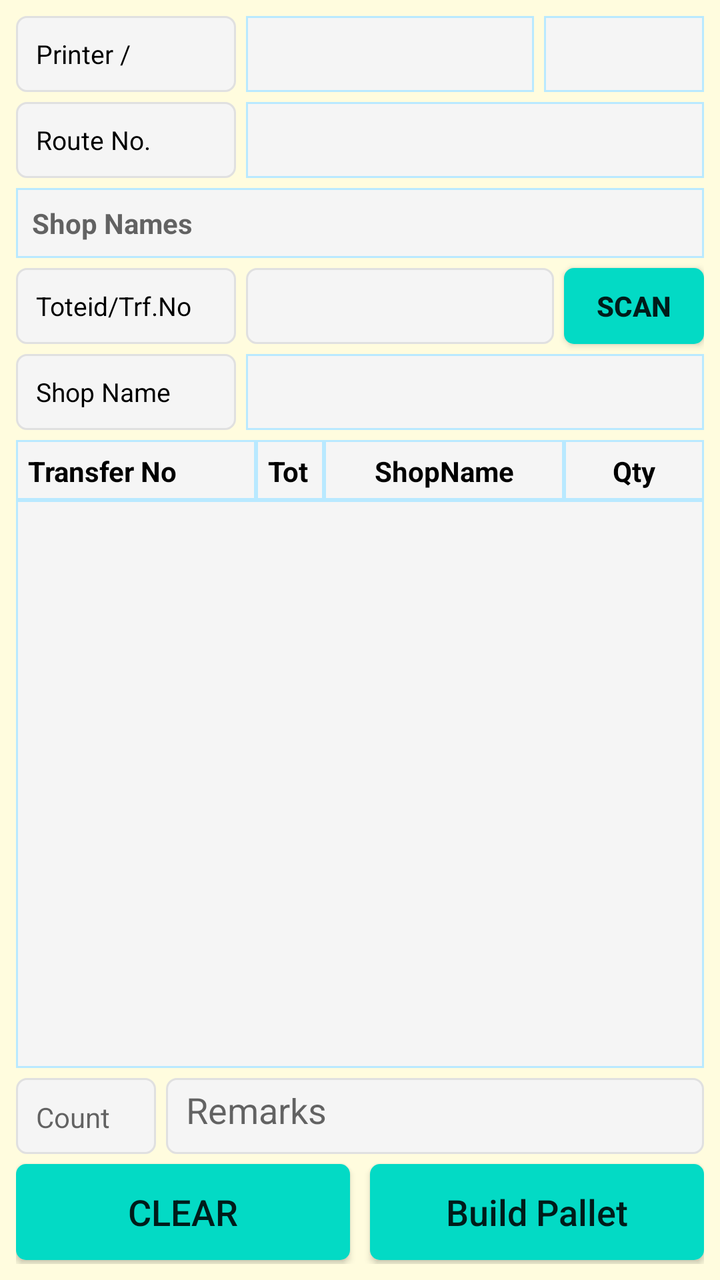
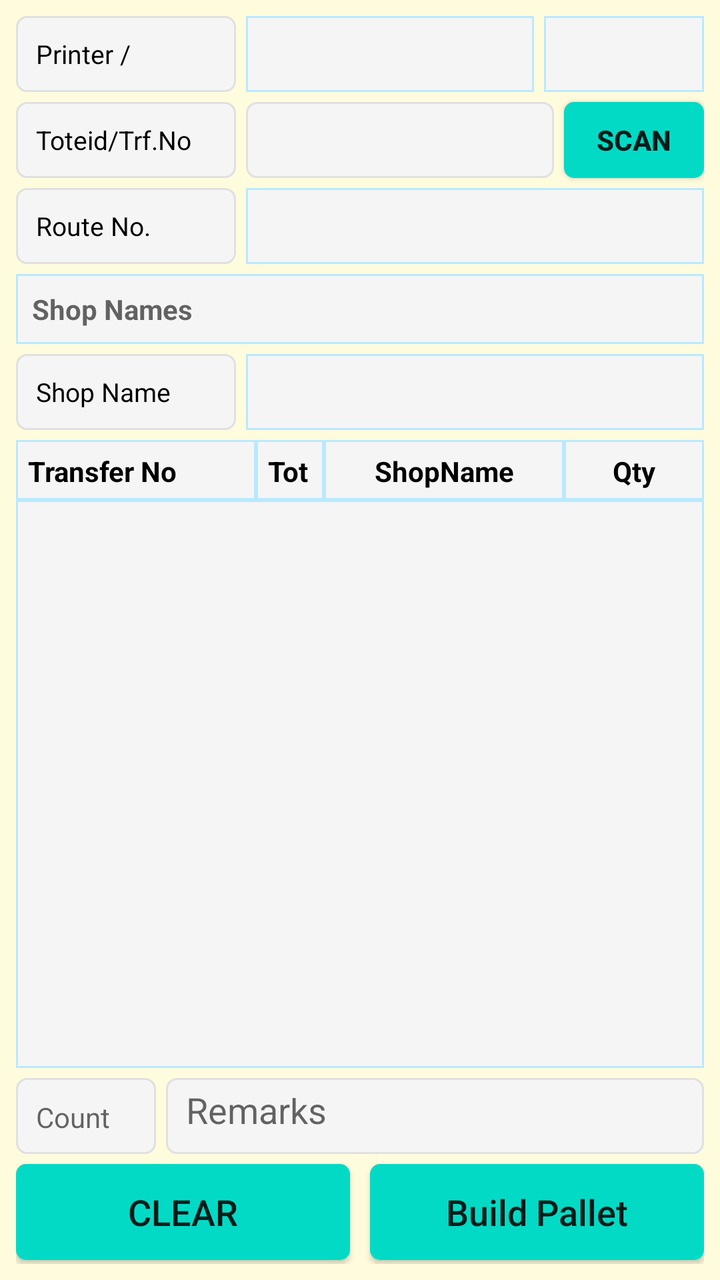

Two renders of the same Android screen: before a commit and after it. Below are the layout's source before the change and the commit's diff.
<!-- AndroidManifest.xml: application theme AppTheme -->
<!-- res/layout/fragment_building_delivery_pallet.xml -->
<?xml version="1.0" encoding="utf-8"?>
<FrameLayout xmlns:android="http://schemas.android.com/apk/res/android"
    xmlns:app="http://schemas.android.com/apk/res-auto"
    xmlns:tools="http://schemas.android.com/tools"
    android:layout_width="match_parent"
    android:layout_height="match_parent"
    android:background="@color/backColor"
    tools:context=".ui.buildingdelpallet.BuildingDeliveryPalletFragment">

    <androidx.constraintlayout.widget.ConstraintLayout
        android:layout_width="match_parent"
        android:layout_height="match_parent"
        android:padding="8dp">

        <TextView
            android:id="@+id/tv_plt_route_printer"
            android:layout_width="110dp"
            android:layout_height="38dp"
            android:background="@drawable/et_custom"
            android:gravity="left"
            android:hint=""
            android:padding="10dp"
            android:text="Printer / Copies"
            android:textColor="@color/coloBlack"
            android:textSize="13sp"
            app:layout_constraintStart_toStartOf="parent"
            app:layout_constraintTop_toTopOf="parent" />

        <TextView
            android:id="@+id/tv_plt_route_no"
            android:layout_width="110dp"
            android:layout_height="38dp"
            android:layout_marginTop="5dp"
            android:background="@drawable/et_custom"
            android:gravity="left"
            android:hint=""
            android:padding="10dp"
            android:text="Route No."
            android:textColor="@color/coloBlack"
            android:textSize="13sp"
            app:layout_constraintStart_toStartOf="parent"
            app:layout_constraintTop_toBottomOf="@+id/tv_plt_route_printer" />

        <TextView
            android:id="@+id/tv_plt_route_id"
            android:layout_width="0dp"
            android:layout_height="38dp"
            android:layout_marginLeft="5dp"
            android:textColor="@color/coloBlack"
            android:background="@drawable/et_custom_total"
            android:gravity="left"
            android:hint=""
            android:padding="8dp"
            android:textSize="13sp"
            app:layout_constraintEnd_toEndOf="parent"
            app:layout_constraintStart_toEndOf="@+id/tv_plt_route_no"
            app:layout_constraintTop_toTopOf="@+id/tv_plt_route_no"
            tools:ignore="SpeakableTextPresentCheck,TouchTargetSizeCheck" />

        <TextView
            android:id="@+id/tv_shopnames_col"
            android:layout_width="0dp"
            android:layout_height="wrap_content"
            android:layout_marginTop="5dp"
            android:background="@drawable/et_custom_total"
            android:hint="Shop Names"
            android:padding="8dp"
            android:textSize="14sp"
            android:textStyle="bold"
            app:layout_constraintEnd_toEndOf="parent"
            app:layout_constraintStart_toStartOf="parent"
            app:layout_constraintTop_toBottomOf="@+id/tv_plt_route_id"></TextView>

        <TextView
            android:id="@+id/tv_plt_toteid"
            android:layout_width="110dp"
            android:layout_height="38dp"
            android:layout_marginTop="5dp"
            android:background="@drawable/et_custom"
            android:gravity="left"
            android:hint=""
            android:padding="10dp"
            android:text="Toteid/Trf.No"
            android:textColor="@color/coloBlack"
            android:textSize="13sp"
            app:layout_constraintStart_toStartOf="parent"
            app:layout_constraintTop_toBottomOf="@id/tv_shopnames_col" />

        <EditText

            android:id="@+id/et_plt_shop_transferno"
            android:layout_width="0dp"
            android:layout_height="38dp"
            android:layout_margin="5dp"
            android:background="@drawable/et_custom"
            android:padding="10dp"
            android:text=""
            android:textColor="@color/coloBlack"
            android:textSize="13sp"
            app:layout_constraintEnd_toStartOf="@+id/bt_transfer_scan"
            app:layout_constraintHorizontal_bias="1.0"
            app:layout_constraintStart_toEndOf="@+id/tv_plt_toteid"
            app:layout_constraintTop_toBottomOf="@+id/tv_shopnames_col">

        </EditText>

        <Button
            android:id="@+id/bt_transfer_scan"
            android:layout_width="70dp"
            android:layout_height="38dp"
            android:background="@drawable/btn_custom1"
            android:text="SCAN"
            android:textAllCaps="false"
            android:textSize="14sp"
            android:textStyle="bold"
            app:layout_constraintEnd_toEndOf="parent"
            app:layout_constraintTop_toTopOf="@+id/tv_plt_toteid"
            tools:ignore="TouchTargetSizeCheck" />

        <TextView
            android:id="@+id/tv_plt_shop"
            android:layout_width="110dp"
            android:layout_height="38dp"
            android:layout_marginTop="5dp"
            android:background="@drawable/et_custom"
            android:gravity="left"
            android:hint=""
            android:padding="10dp"
            android:text="Shop Name"
            android:textColor="@color/coloBlack"
            android:textSize="13sp"
            app:layout_constraintStart_toStartOf="parent"
            app:layout_constraintTop_toBottomOf="@+id/tv_plt_toteid" />

        <Spinner
            android:id="@+id/sp_transfer_printer"
            android:layout_width="0dp"
            android:layout_height="38dp"
            android:layout_marginRight="5dp"
            android:layout_marginLeft="5dp"
            android:background="@drawable/et_custom_total"
            android:gravity="center"
            android:hint=""
            android:padding="8dp"
            android:textSize="13sp"
            app:layout_constraintEnd_toStartOf="@+id/sp_transfer_print_copies"
            app:layout_constraintStart_toEndOf="@+id/tv_plt_route_printer"
            app:layout_constraintTop_toTopOf="@+id/tv_plt_route_printer"
            tools:ignore="SpeakableTextPresentCheck,TouchTargetSizeCheck" />


        <Spinner
            android:id="@+id/sp_transfer_print_copies"
            android:layout_width="80dp"
            android:layout_height="38dp"
            android:layout_marginRight="0dp"
            android:background="@drawable/et_custom_total"
            android:gravity="center"
            android:hint=""
            android:padding="8dp"
            android:textSize="13sp"
            app:layout_constraintEnd_toEndOf="parent"
            app:layout_constraintTop_toTopOf="@+id/sp_transfer_printer"
            tools:ignore="SpeakableTextPresentCheck,TouchTargetSizeCheck" />










        <TextView
            android:id="@+id/tv_plt_shopname"
            android:layout_width="0dp"
            android:layout_height="38dp"
            android:layout_marginLeft="5dp"
            android:background="@drawable/et_custom_total"
            android:gravity="left"
            android:hint=""
            android:textColor="@color/coloBlack"
            android:padding="8dp"
            android:textSize="13sp"
            app:layout_constraintEnd_toEndOf="parent"
            app:layout_constraintStart_toEndOf="@+id/tv_plt_shop"
            app:layout_constraintTop_toTopOf="@+id/tv_plt_shop"
            tools:ignore="SpeakableTextPresentCheck,TouchTargetSizeCheck" />


        <TextView
            android:id="@+id/TextView8"
            android:layout_width="120dp"
            android:layout_height="30dp"
            android:layout_marginTop="5dp"
            android:background="@drawable/et_custom_total"
            android:gravity="left"
            android:hint=""
            android:padding="6dp"
            android:text="Transfer No"
            android:textColor="@color/coloBlack"
            android:textSize="14dp"
            android:textStyle="bold"
            app:layout_constraintStart_toStartOf="parent"
            app:layout_constraintTop_toBottomOf="@+id/tv_plt_shop" />

        <TextView
            android:id="@+id/TextView6"
            android:layout_width="0dp"
            android:layout_height="30dp"
            android:background="@drawable/et_custom_total"
            android:gravity="left"
            android:hint=""
            android:padding="6dp"
            android:text="Toteid"
            android:textColor="@color/coloBlack"
            android:textSize="14dp"
            android:textStyle="bold"
            app:layout_constraintEnd_toStartOf="@+id/TextView7"
            app:layout_constraintStart_toEndOf="@+id/TextView8"
            app:layout_constraintTop_toTopOf="@+id/TextView8" />

        <TextView
            android:id="@+id/TextView7"
            android:layout_width="120dp"
            android:layout_height="30dp"
            android:background="@drawable/et_custom_total"
            android:gravity="center"
            android:hint=""
            android:padding="6dp"
            android:text="ShopName"
            android:textColor="@color/coloBlack"
            android:textSize="14dp"
            android:textStyle="bold"
            app:layout_constraintEnd_toStartOf="@+id/TextView9"
            app:layout_constraintTop_toTopOf="@+id/TextView6" />

        <TextView
            android:id="@+id/TextView9"
            android:layout_width="70dp"
            android:layout_height="30dp"
            android:background="@drawable/et_custom_total"
            android:gravity="center"
            android:hint=""
            android:padding="6dp"
            android:text="Qty"
            android:textColor="@color/coloBlack"
            android:textSize="14dp"
            android:textStyle="bold"
            app:layout_constraintEnd_toEndOf="parent"
            app:layout_constraintTop_toTopOf="@+id/TextView8" />

        <ListView
            android:id="@+id/lv_div_seperate_det"
            android:layout_width="0dp"
            android:layout_height="0dp"
            android:layout_marginBottom="5dp"
            android:background="@drawable/et_custom_total"
            app:layout_constraintEnd_toEndOf="parent"
            app:layout_constraintHorizontal_bias="0.0"
            app:layout_constraintStart_toStartOf="parent"
            app:layout_constraintTop_toBottomOf="@+id/TextView8"
            app:layout_constraintBottom_toTopOf="@+id/et_remarks" />

        <EditText
            android:id="@+id/et_remarks"
            android:layout_width="0dp"
            android:layout_height="38dp"
            android:layout_marginBottom="5dp"
            android:background="@drawable/et_custom"
            android:hint="Remarks"
            android:padding="10dp"
            android:textAllCaps="false"
            android:textSize="18sp"
            app:layout_constraintBottom_toTopOf="@+id/bt_status_clear"
            app:layout_constraintEnd_toEndOf="parent"
            app:layout_constraintStart_toEndOf="@+id/tv_count" />

        <TextView
            android:id="@+id/tv_count"
            android:layout_width="70dp"
            android:layout_height="38dp"
            android:layout_marginRight="5dp"
            android:background="@drawable/et_custom"
            android:gravity="left"
            android:hint="Count"
            android:padding="10dp"
            android:textColor="@color/coloBlack"
            android:textSize="14dp"
            app:layout_constraintBottom_toBottomOf="@+id/et_remarks"
            app:layout_constraintEnd_toStartOf="@+id/et_remarks"
            app:layout_constraintStart_toStartOf="parent"
            app:layout_constraintTop_toTopOf="@+id/et_remarks" />

        <Button
            android:id="@+id/bt_status_clear"
            android:layout_width="0dp"
            android:layout_height="wrap_content"
            android:layout_marginBottom="2dp"
            android:background="@drawable/btn_custom1"
            android:text="CLEAR"
            android:textAllCaps="false"
            android:textSize="18sp"
            app:layout_constraintBottom_toBottomOf="parent"
            app:layout_constraintEnd_toStartOf="@+id/textView2"
            app:layout_constraintStart_toStartOf="parent" />

        <Button
            android:id="@+id/bt_status_build_plt"
            android:layout_width="0dp"
            android:layout_height="wrap_content"
            android:layout_marginBottom="2dp"
            android:background="@drawable/btn_custom1"
            android:text="Build Pallet"
            android:textAllCaps="false"
            android:textSize="18sp"
            app:layout_constraintBottom_toBottomOf="parent"
            app:layout_constraintEnd_toEndOf="parent"
            app:layout_constraintStart_toEndOf="@+id/textView2" />

        <TextView
            android:id="@+id/textView2"
            android:layout_width="wrap_content"
            android:layout_height="wrap_content"
            android:layout_marginStart="16dp"
            android:layout_marginLeft="16dp"
            android:layout_marginEnd="16dp"
            android:layout_marginRight="16dp"
            android:text="   "
            android:textColor="@color/colorAccent"
            app:layout_constraintBottom_toBottomOf="parent"
            app:layout_constraintEnd_toEndOf="parent"
            app:layout_constraintStart_toStartOf="parent"
            tools:ignore="SpeakableTextPresentCheck" />

</androidx.constraintlayout.widget.ConstraintLayout>


</FrameLayout>
<!-- resources referenced by this layout -->
<resources>
  <color name="backColor">#FFFCDE</color>
  <color name="coloBlack">#000000</color>
  <color name="colorAccent">#000000</color>
  <!-- drawable btn_custom1 (drawable) -->
  <?xml version="1.0" encoding="utf-8"?>
  <shape xmlns:android="http://schemas.android.com/apk/res/android"
      android:padding="10dp"
      android:shape="rectangle" >
  
      <solid android:color="@color/colorBtn" />
  
      <corners
          android:bottomLeftRadius="5dp"
          android:bottomRightRadius="5dp"
          android:topLeftRadius="5dp"
          android:topRightRadius="5dp" />
  
  </shape>
  <!-- drawable et_custom (drawable) -->
  <?xml version="1.0" encoding="utf-8"?>
  <shape xmlns:android="http://schemas.android.com/apk/res/android"
      android:padding="10dp"
      android:shape="rectangle" >
  
      <solid android:color="#f5f5f5" />
  
      <stroke
          android:width="1dp"
          android:color="#e0e0e0" />
  
      <corners
          android:bottomLeftRadius="5dp"
          android:bottomRightRadius="5dp"
          android:topLeftRadius="5dp"
          android:topRightRadius="5dp" />
  
  </shape>
  <!-- drawable et_custom_total (drawable) -->
  <?xml version="1.0" encoding="utf-8"?>
  <shape xmlns:android="http://schemas.android.com/apk/res/android"
      android:padding="10dp"
      android:shape="rectangle" >
  
      <solid android:color="#f5f5f5" />
  
      <stroke
          android:width="1dp"
          android:color="#B9E9FF" />
  
      <corners
          android:bottomLeftRadius="0dp"
          android:bottomRightRadius="0dp"
          android:topLeftRadius="0dp"
          android:topRightRadius="0dp" />
  
  </shape>
  <style name="AppTheme" parent="Theme.AppCompat.Light.NoActionBar">
          
          <item name="colorPrimary">@color/colorPrimary</item>
          <item name="colorPrimaryDark">@color/colorPrimaryDark</item>
          <item name="colorAccent">@color/colorAccent</item>
      </style>
  <color name="colorBtn">#03DAC5</color>
  <color name="colorPrimary">#ffb200</color>
  <color name="colorPrimaryDark">#ffb200</color>
</resources>

<!-- the commit's change to res/layout/fragment_building_delivery_pallet.xml (unified diff, before → after) -->
@@ -12,6 +12,7 @@
         android:layout_height="match_parent"
         android:padding="8dp">
 
+        
         <TextView
             android:id="@+id/tv_plt_route_printer"
             android:layout_width="110dp"
@@ -26,51 +27,37 @@
             app:layout_constraintStart_toStartOf="parent"
             app:layout_constraintTop_toTopOf="parent" />
 
-        <TextView
-            android:id="@+id/tv_plt_route_no"
-            android:layout_width="110dp"
-            android:layout_height="38dp"
-            android:layout_marginTop="5dp"
-            android:background="@drawable/et_custom"
-            android:gravity="left"
-            android:hint=""
-            android:padding="10dp"
-            android:text="Route No."
-            android:textColor="@color/coloBlack"
-            android:textSize="13sp"
-            app:layout_constraintStart_toStartOf="parent"
-            app:layout_constraintTop_toBottomOf="@+id/tv_plt_route_printer" />
-
-        <TextView
-            android:id="@+id/tv_plt_route_id"
+        <Spinner
+            android:id="@+id/sp_transfer_printer"
             android:layout_width="0dp"
             android:layout_height="38dp"
             android:layout_marginLeft="5dp"
-            android:textColor="@color/coloBlack"
-            android:background="@drawable/et_custom_total"
-            android:gravity="left"
-            android:hint=""
-            android:padding="8dp"
-            android:textSize="13sp"
-            app:layout_constraintEnd_toEndOf="parent"
-            app:layout_constraintStart_toEndOf="@+id/tv_plt_route_no"
-            app:layout_constraintTop_toTopOf="@+id/tv_plt_route_no"
+            android:layout_marginRight="5dp"
+            android:background="@drawable/et_custom_total"
+            android:gravity="center"
+            android:hint=""
+            android:padding="8dp"
+            android:textSize="13sp"
+            app:layout_constraintEnd_toStartOf="@+id/sp_transfer_print_copies"
+            app:layout_constraintStart_toEndOf="@+id/tv_plt_route_printer"
+            app:layout_constraintTop_toTopOf="@+id/tv_plt_route_printer"
             tools:ignore="SpeakableTextPresentCheck,TouchTargetSizeCheck" />
 
-        <TextView
-            android:id="@+id/tv_shopnames_col"
-            android:layout_width="0dp"
-            android:layout_height="wrap_content"
-            android:layout_marginTop="5dp"
-            android:background="@drawable/et_custom_total"
-            android:hint="Shop Names"
-            android:padding="8dp"
-            android:textSize="14sp"
-            android:textStyle="bold"
-            app:layout_constraintEnd_toEndOf="parent"
-            app:layout_constraintStart_toStartOf="parent"
-            app:layout_constraintTop_toBottomOf="@+id/tv_plt_route_id"></TextView>
-
+        <Spinner
+            android:id="@+id/sp_transfer_print_copies"
+            android:layout_width="80dp"
+            android:layout_height="38dp"
+            android:layout_marginRight="0dp"
+            android:background="@drawable/et_custom_total"
+            android:gravity="center"
+            android:hint=""
+            android:padding="8dp"
+            android:textSize="13sp"
+            app:layout_constraintEnd_toEndOf="parent"
+            app:layout_constraintTop_toTopOf="@+id/sp_transfer_printer"
+            tools:ignore="SpeakableTextPresentCheck,TouchTargetSizeCheck" />
+
+        
         <TextView
             android:id="@+id/tv_plt_toteid"
             android:layout_width="110dp"
@@ -84,25 +71,22 @@
             android:textColor="@color/coloBlack"
             android:textSize="13sp"
             app:layout_constraintStart_toStartOf="parent"
-            app:layout_constraintTop_toBottomOf="@id/tv_shopnames_col" />
+            app:layout_constraintTop_toBottomOf="@id/tv_plt_route_printer" />
 
         <EditText
-
             android:id="@+id/et_plt_shop_transferno"
             android:layout_width="0dp"
             android:layout_height="38dp"
-            android:layout_margin="5dp"
+            android:layout_marginLeft="5dp"
+            android:layout_marginRight="5dp"
             android:background="@drawable/et_custom"
             android:padding="10dp"
             android:text=""
             android:textColor="@color/coloBlack"
             android:textSize="13sp"
             app:layout_constraintEnd_toStartOf="@+id/bt_transfer_scan"
-            app:layout_constraintHorizontal_bias="1.0"
             app:layout_constraintStart_toEndOf="@+id/tv_plt_toteid"
-            app:layout_constraintTop_toBottomOf="@+id/tv_shopnames_col">
-
-        </EditText>
+            app:layout_constraintTop_toTopOf="@+id/tv_plt_toteid" />
 
         <Button
             android:id="@+id/bt_transfer_scan"
@@ -117,6 +101,54 @@
             app:layout_constraintTop_toTopOf="@+id/tv_plt_toteid"
             tools:ignore="TouchTargetSizeCheck" />
 
+        
+        <TextView
+            android:id="@+id/tv_plt_route_no"
+            android:layout_width="110dp"
+            android:layout_height="38dp"
+            android:layout_marginTop="5dp"
+            android:background="@drawable/et_custom"
+            android:gravity="left"
+            android:hint=""
+            android:padding="10dp"
+            android:text="Route No."
+            android:textColor="@color/coloBlack"
+            android:textSize="13sp"
+            app:layout_constraintStart_toStartOf="parent"
+            app:layout_constraintTop_toBottomOf="@+id/tv_plt_toteid" />
+
+        <TextView
+            android:id="@+id/tv_plt_route_id"
+            android:layout_width="0dp"
+            android:layout_height="38dp"
+            android:layout_marginLeft="5dp"
+            android:background="@drawable/et_custom_total"
+            android:gravity="left"
+            android:hint=""
+            android:padding="8dp"
+            android:textColor="@color/coloBlack"
+            android:textSize="13sp"
+            app:layout_constraintEnd_toEndOf="parent"
+            app:layout_constraintStart_toEndOf="@+id/tv_plt_route_no"
+            app:layout_constraintTop_toTopOf="@+id/tv_plt_route_no"
+            tools:ignore="SpeakableTextPresentCheck,TouchTargetSizeCheck" />
+
+        
+        <TextView
+            android:id="@+id/tv_shopnames_col"
+            android:layout_width="0dp"
+            android:layout_height="wrap_content"
+            android:layout_marginTop="5dp"
+            android:background="@drawable/et_custom_total"
+            android:hint="Shop Names"
+            android:padding="8dp"
+            android:textSize="14sp"
+            android:textStyle="bold"
+            app:layout_constraintEnd_toEndOf="parent"
+            app:layout_constraintStart_toStartOf="parent"
+            app:layout_constraintTop_toBottomOf="@+id/tv_plt_route_id" />
+
+        
         <TextView
             android:id="@+id/tv_plt_shop"
             android:layout_width="110dp"
@@ -130,65 +162,25 @@
             android:textColor="@color/coloBlack"
             android:textSize="13sp"
             app:layout_constraintStart_toStartOf="parent"
-            app:layout_constraintTop_toBottomOf="@+id/tv_plt_toteid" />
-
-        <Spinner
-            android:id="@+id/sp_transfer_printer"
-            android:layout_width="0dp"
-            android:layout_height="38dp"
-            android:layout_marginRight="5dp"
+            app:layout_constraintTop_toBottomOf="@+id/tv_shopnames_col" />
+
+        <TextView
+            android:id="@+id/tv_plt_shopname"
+            android:layout_width="0dp"
+            android:layout_height="38dp"
             android:layout_marginLeft="5dp"
             android:background="@drawable/et_custom_total"
-            android:gravity="center"
-            android:hint=""
-            android:padding="8dp"
-            android:textSize="13sp"
-            app:layout_constraintEnd_toStartOf="@+id/sp_transfer_print_copies"
-            app:layout_constraintStart_toEndOf="@+id/tv_plt_route_printer"
-            app:layout_constraintTop_toTopOf="@+id/tv_plt_route_printer"
-            tools:ignore="SpeakableTextPresentCheck,TouchTargetSizeCheck" />
-
-
-        <Spinner
-            android:id="@+id/sp_transfer_print_copies"
-            android:layout_width="80dp"
-            android:layout_height="38dp"
-            android:layout_marginRight="0dp"
-            android:background="@drawable/et_custom_total"
-            android:gravity="center"
-            android:hint=""
-            android:padding="8dp"
-            android:textSize="13sp"
-            app:layout_constraintEnd_toEndOf="parent"
-            app:layout_constraintTop_toTopOf="@+id/sp_transfer_printer"
-            tools:ignore="SpeakableTextPresentCheck,TouchTargetSizeCheck" />
-
-
-
-
-
-
-
-
-
-
-        <TextView
-            android:id="@+id/tv_plt_shopname"
-            android:layout_width="0dp"
-            android:layout_height="38dp"
-            android:layout_marginLeft="5dp"
-            android:background="@drawable/et_custom_total"
-            android:gravity="left"
-            android:hint=""
-            android:textColor="@color/coloBlack"
-            android:padding="8dp"
+            android:gravity="left"
+            android:hint=""
+            android:padding="8dp"
+            android:textColor="@color/coloBlack"
             android:textSize="13sp"
             app:layout_constraintEnd_toEndOf="parent"
             app:layout_constraintStart_toEndOf="@+id/tv_plt_shop"
             app:layout_constraintTop_toTopOf="@+id/tv_plt_shop"
             tools:ignore="SpeakableTextPresentCheck,TouchTargetSizeCheck" />
 
-
+        
         <TextView
             android:id="@+id/TextView8"
             android:layout_width="120dp"
@@ -251,18 +243,20 @@
             app:layout_constraintEnd_toEndOf="parent"
             app:layout_constraintTop_toTopOf="@+id/TextView8" />
 
+        
         <ListView
             android:id="@+id/lv_div_seperate_det"
             android:layout_width="0dp"
             android:layout_height="0dp"
             android:layout_marginBottom="5dp"
             android:background="@drawable/et_custom_total"
+            app:layout_constraintBottom_toTopOf="@+id/et_remarks"
             app:layout_constraintEnd_toEndOf="parent"
             app:layout_constraintHorizontal_bias="0.0"
             app:layout_constraintStart_toStartOf="parent"
-            app:layout_constraintTop_toBottomOf="@+id/TextView8"
-            app:layout_constraintBottom_toTopOf="@+id/et_remarks" />
-
+            app:layout_constraintTop_toBottomOf="@+id/TextView8" />
+
+        
         <EditText
             android:id="@+id/et_remarks"
             android:layout_width="0dp"
@@ -293,6 +287,7 @@
             app:layout_constraintStart_toStartOf="parent"
             app:layout_constraintTop_toTopOf="@+id/et_remarks" />
 
+        
         <Button
             android:id="@+id/bt_status_clear"
             android:layout_width="0dp"
@@ -334,7 +329,6 @@
             app:layout_constraintStart_toStartOf="parent"
             tools:ignore="SpeakableTextPresentCheck" />
 
-</androidx.constraintlayout.widget.ConstraintLayout>
-
+    </androidx.constraintlayout.widget.ConstraintLayout>
 
 </FrameLayout>
